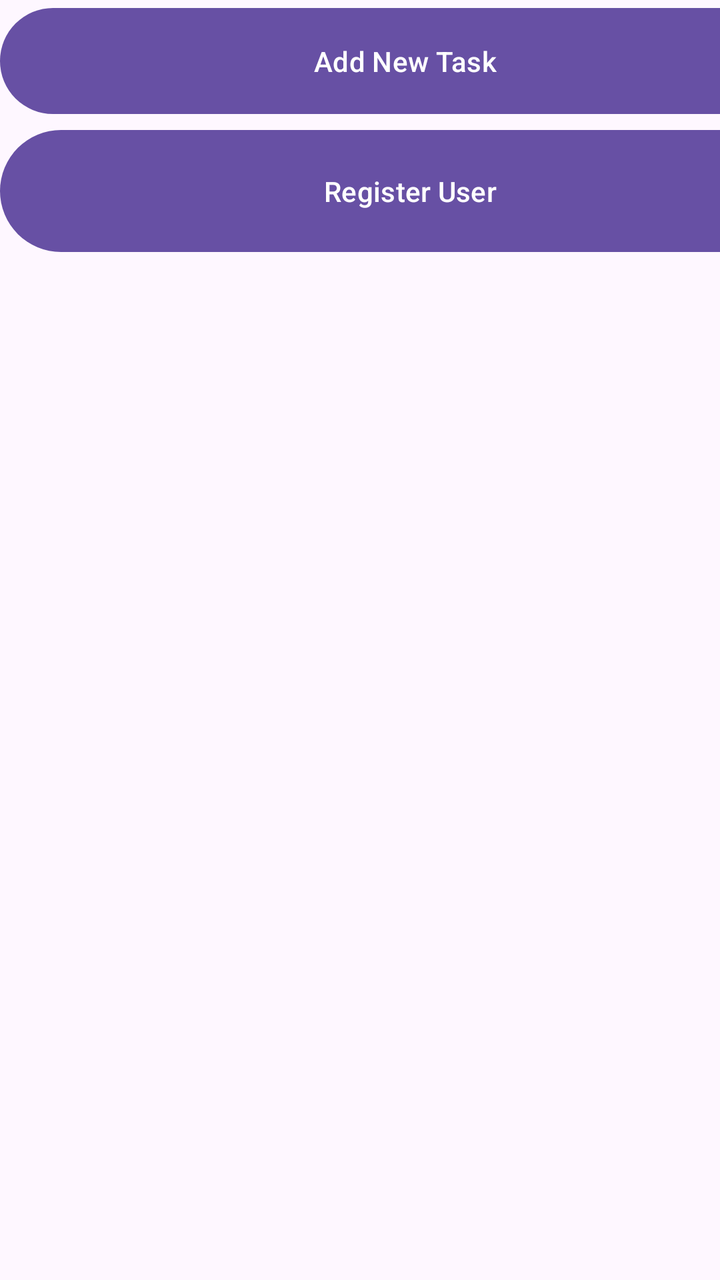
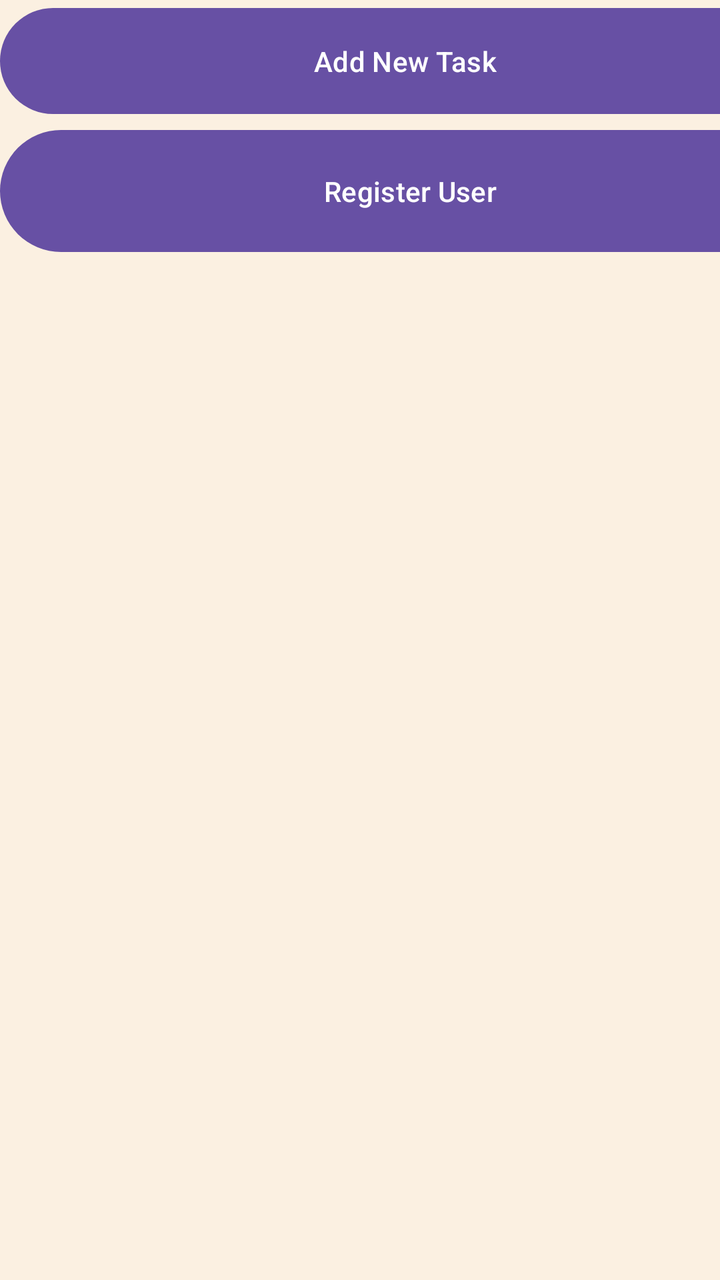

Before-and-after screenshots of an Android layout around one commit, followed by the original layout XML and the change that was made.
<!-- AndroidManifest.xml: application theme Theme.SAfinalProject -->
<!-- res/layout/activity_main.xml -->
<?xml version="1.0" encoding="utf-8"?>
<LinearLayout xmlns:android="http://schemas.android.com/apk/res/android"
    xmlns:app="http://schemas.android.com/apk/res-auto"
    xmlns:tools="http://schemas.android.com/tools"
    android:id="@+id/main"
    android:layout_width="match_parent"
    android:layout_height="match_parent"
    android:orientation="vertical"
    tools:context=".ViewPkg.MainActivity">

    <Button
        android:id="@+id/btnAddTaskScreen"
        android:layout_width="405dp"
        android:layout_height="61dp"
        android:onClick="onClickNextT"
        android:text="Add New Task"
        tools:layout_editor_absoluteX="3dp"
        tools:layout_editor_absoluteY="286dp" />

    <Button
        android:id="@+id/btnRegisterScreen"
        android:layout_width="410dp"
        android:layout_height="69dp"
        android:onClick="onClickNextR"
        android:text="Register User"
        tools:layout_editor_absoluteX="3dp"
        tools:layout_editor_absoluteY="391dp" />

</LinearLayout>
<!-- resources referenced by this layout -->
<resources>
  <style name="Theme.SAfinalProject" parent="Base.Theme.SAfinalProject" />
  <style name="Base.Theme.SAfinalProject" parent="Theme.Material3.DayNight">
          
          
      </style>
</resources>

<!-- the commit's change to res/layout/activity_main.xml (unified diff, before → after) -->
@@ -6,6 +6,7 @@
     android:layout_width="match_parent"
     android:layout_height="match_parent"
     android:orientation="vertical"
+    android:background="#FBF0E1"
     tools:context=".ViewPkg.MainActivity">
 
     <Button
